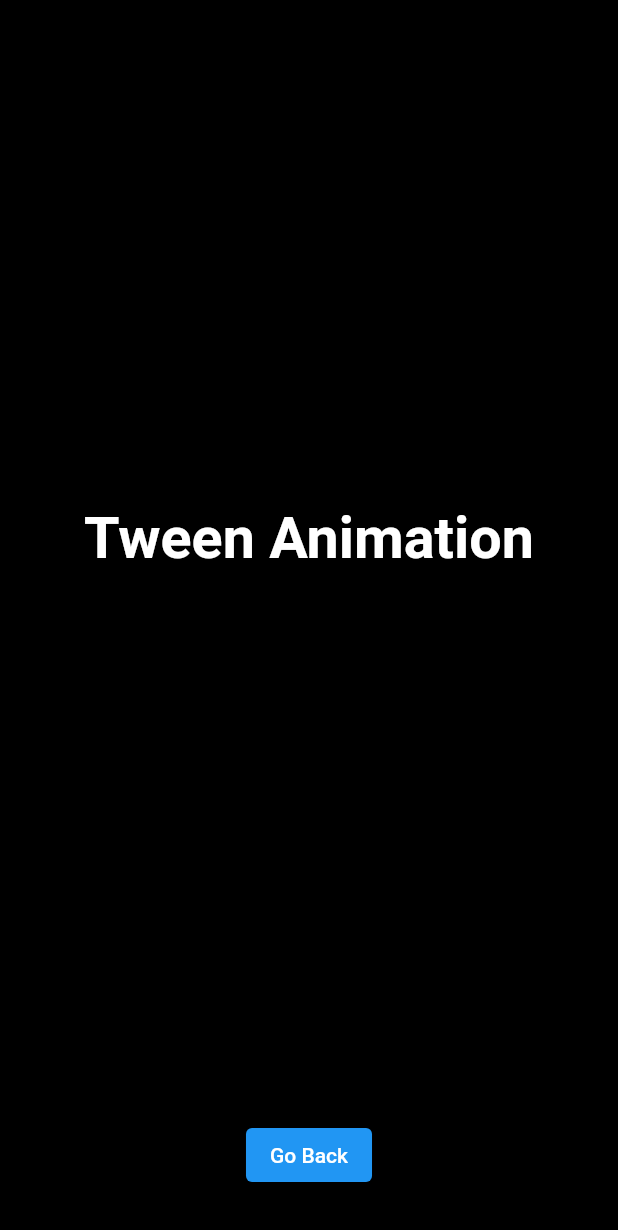
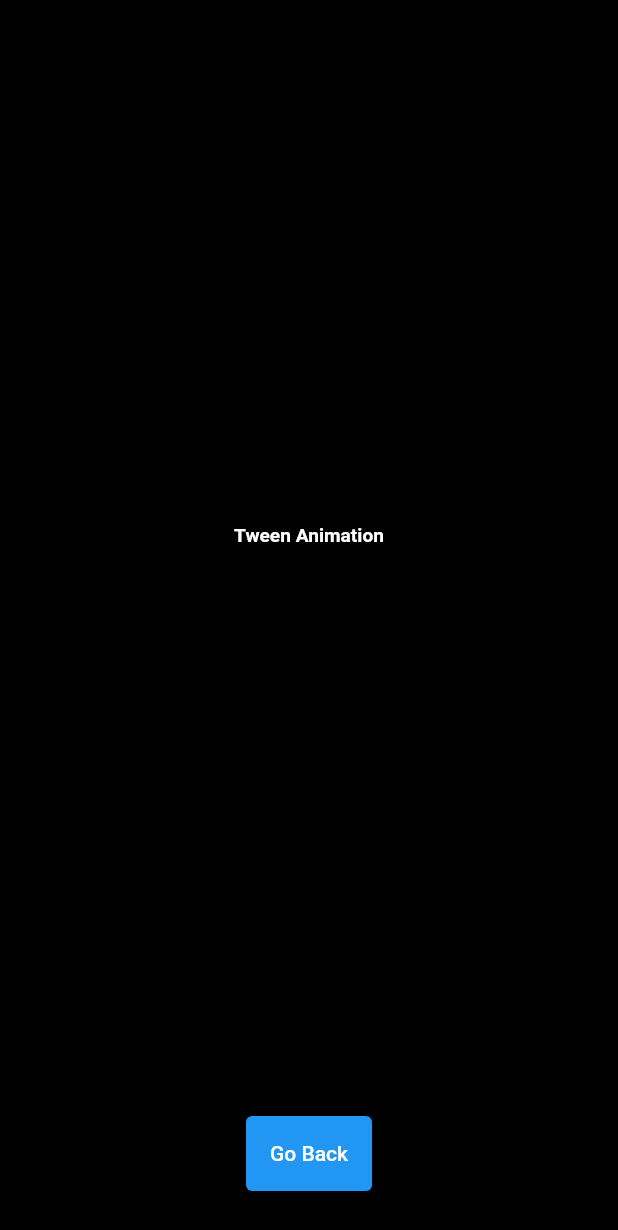
Before and after one commit to dihsarjr/AnimationTest, a Flutter app: the screen it shows after launch, after a tap on "Tween Builder Animation", on a phone screen of 412 x 824 dp. Shown: the top 1230 px of the screen. Run offline on Flutter 3.47's test engine with Material 2 defaults, Android fonts, the phone set to English and light mode, and no system bars.

Commit message:
animationColor

```diff
--- a/lib/screens/home.dart
+++ b/lib/screens/home.dart
@@ -1,3 +1,4 @@
+import 'package:animation_test/screens/color_tween_page.dart';
 import 'package:animation_test/screens/tween_builder_page.dart';
 import 'package:flutter/cupertino.dart';
 import 'package:flutter/material.dart';
@@ -21,6 +22,8 @@ class _HomeState extends State<Home> {
           children: [
             Hero(
               tag: "Tween",
+              child: Container(
+                height: 50,
                 child: ElevatedButton(
                   onPressed: () {
                     Navigator.push(
@@ -33,6 +36,27 @@ class _HomeState extends State<Home> {
                   child: Text("Tween Builder Animation"),
                 ),
               ),
+            ),
+            const SizedBox(
+              height: 20,
+            ),
+            Hero(
+              tag: "TweenColors",
+              child: Container(
+                height: 50,
+                child: ElevatedButton(
+                  onPressed: () {
+                    Navigator.push(
+                      context,
+                      CupertinoPageRoute(
+                        builder: (ctx) => ColorTweenPage(),
+                      ),
+                    );
+                  },
+                  child: Text("Tween Colors Animation"),
+                ),
+              ),
+            ),
           ],
         ),
       ),
--- a/lib/screens/tween_builder_page.dart
+++ b/lib/screens/tween_builder_page.dart
@@ -31,7 +31,7 @@ class _TweenBuilderPageState extends State<TweenBuilderPage> {
                         opacity: value,
                         child: Container(
                             height: 100,
-                            width: value == 1 ? 300 : value * 400,
+                            width: value == 1 ? 100 : value * 200,
                             child: FittedBox(child: child!)),
                       );
                     }),
@@ -42,11 +42,14 @@ class _TweenBuilderPageState extends State<TweenBuilderPage> {
             padding: const EdgeInsets.all(30.0),
             child: Hero(
               tag: "Tween",
-              child: ElevatedButton(
-                onPressed: () {
-                  Navigator.pop(context);
-                },
-                child: Text("Go Back"),
+              child: Container(
+                height: 50,
+                child: ElevatedButton(
+                  onPressed: () {
+                    Navigator.pop(context);
+                  },
+                  child: Text("Go Back"),
+                ),
               ),
             ),
           ),
```
Also changed, not shown: lib/screens/color_tween_page.dart (added, +91 -0 lines). Lines whose indentation alone changed are shown as unchanged.
